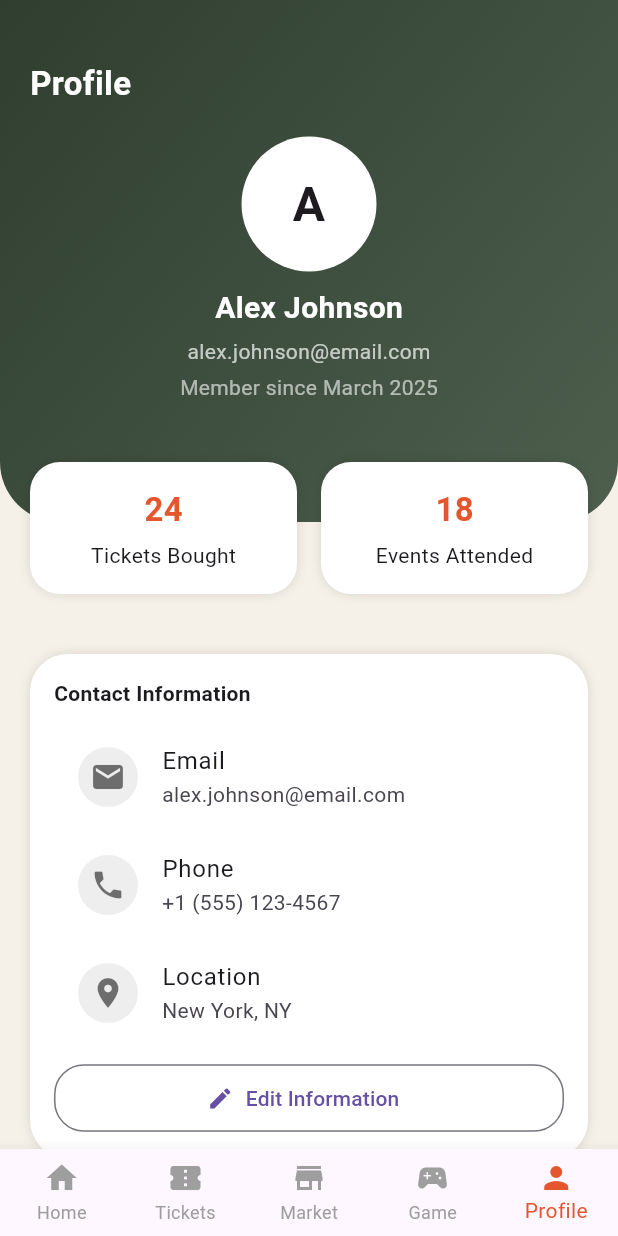
After one commit to goodman97/finalprojectmobile, a Flutter app: the FirstScreen screen opened directly, item 5 of the bottom bar chosen, on a phone screen of 412 x 824 dp. The commit adds this screen. Run offline on Flutter 3.47's test engine with Material 3 defaults, Android fonts, the phone set to English and light mode, and no system bars; our stand-ins replace device_preview.

Commit message:
halaman profile & edit navbar jadi satu di firstscreen.dart

```diff
--- /dev/null
+++ b/lib/features/auth/screens/firstscreen.dart
@@ -0,0 +1,50 @@
+import 'package:flutter/material.dart';
+import 'package:finalproject/features/auth/screens/homescreen.dart';
+import 'package:finalproject/features/auth/screens/profile.dart';
+
+class FirstScreen extends StatefulWidget {
+  const FirstScreen({super.key});
+
+  @override
+  State<FirstScreen> createState() => _ScreenState();
+}
+
+class _ScreenState extends State<FirstScreen> {
+  int currentIndex = 0;
+
+  final List<Widget> pages = const [
+    HomeScreen(),
+    Center(child: Text("Tickets")),
+    Center(child: Text("Market")),
+    Center(child: Text("Game")),
+    Profile(),
+  ];
+
+  @override
+  Widget build(BuildContext context) {
+    return Scaffold(
+      body: pages[currentIndex],
+
+      bottomNavigationBar: BottomNavigationBar(
+        currentIndex: currentIndex,
+        selectedItemColor: const Color(0xFFE4572E),
+        unselectedItemColor: Colors.grey,
+        type: BottomNavigationBarType.fixed,
+
+        onTap: (index) {
+          setState(() {
+            currentIndex = index;
+          });
+        },
+
+        items: const [
+          BottomNavigationBarItem(icon: Icon(Icons.home), label: "Home"),
+          BottomNavigationBarItem(icon: Icon(Icons.confirmation_num), label: "Tickets"),
+          BottomNavigationBarItem(icon: Icon(Icons.store), label: "Market"),
+          BottomNavigationBarItem(icon: Icon(Icons.sports_esports), label: "Game"),
+          BottomNavigationBarItem(icon: Icon(Icons.person), label: "Profile"),
+        ],
+      ),
+    );
+  }
+}
--- a/lib/features/auth/screens/homescreen.dart
+++ b/lib/features/auth/screens/homescreen.dart
@@ -7,21 +7,6 @@ class HomeScreen extends StatelessWidget {
   Widget build(BuildContext context) {
     return Scaffold(
       backgroundColor: const Color(0xFFF5F1E8),
-
-      // 🔻 BOTTOM NAVBAR
-      bottomNavigationBar: BottomNavigationBar(
-        selectedItemColor: const Color(0xFFE4572E),
-        unselectedItemColor: Colors.grey,
-        type: BottomNavigationBarType.fixed,
-        currentIndex: 0,
-        items: const [
-          BottomNavigationBarItem(icon: Icon(Icons.home), label: "Home"),
-          BottomNavigationBarItem(icon: Icon(Icons.confirmation_num), label: "Tickets"),
-          BottomNavigationBarItem(icon: Icon(Icons.store), label: "Market"),
-          BottomNavigationBarItem(icon: Icon(Icons.sports_esports), label: "Game"),
-          BottomNavigationBarItem(icon: Icon(Icons.person), label: "Profile"),
-        ],
-      ),
 
       body: SafeArea(
         child: Column(
--- a/lib/features/auth/screens/login.dart
+++ b/lib/features/auth/screens/login.dart
@@ -1,5 +1,5 @@
 import 'package:flutter/material.dart';
-import 'package:finalproject/features/auth/screens/homescreen.dart';
+import 'package:finalproject/features/auth/screens/firstscreen.dart';
 
 class LoginScreen extends StatefulWidget {
   const LoginScreen({super.key});
@@ -23,7 +23,7 @@ class _LoginScreenState extends State<LoginScreen> {
     if (email == correctEmail && password == correctPassword) {
       Navigator.push(
         context,
-        MaterialPageRoute(builder: (context) => const HomeScreen()),
+        MaterialPageRoute(builder: (context) => const FirstScreen()),
       );
     } else {
       ScaffoldMessenger.of(context).showSnackBar(
--- /dev/null
+++ b/lib/features/auth/screens/profile.dart
@@ -0,0 +1,298 @@
+import 'package:flutter/material.dart';
+
+class Profile extends StatelessWidget {
+  const Profile({super.key});
+
+  @override
+  Widget build(BuildContext context) {
+    return Scaffold(
+      backgroundColor: const Color(0xFFF5F1E8),
+
+      body: SingleChildScrollView(
+        child: Column(
+          children: [
+
+            // HEADER PROFILE
+            Container(
+              width: double.infinity,
+              padding: const EdgeInsets.fromLTRB(20, 40, 20, 80),
+              decoration: const BoxDecoration(
+                borderRadius: BorderRadius.vertical(
+                  bottom: Radius.circular(40),
+                ),
+                gradient: LinearGradient(
+                  colors: [
+                    Color(0xFF2F3E2F),
+                    Color(0xFF4E5F4E),
+                  ],
+                  begin: Alignment.topLeft,
+                  end: Alignment.bottomRight,
+                ),
+              ),
+              child: Column(
+                children: [
+
+                  const Align(
+                    alignment: Alignment.centerLeft,
+                    child: Text(
+                      "Profile",
+                      style: TextStyle(
+                        fontSize: 22,
+                        color: Colors.white,
+                        fontWeight: FontWeight.bold,
+                      ),
+                    ),
+                  ),
+
+                  const SizedBox(height: 20),
+
+                  // FOTO PROFIL
+                  Container(
+                    width: 90,
+                    height: 90,
+                    decoration: BoxDecoration(
+                      color: Colors.white,
+                      shape: BoxShape.circle,
+                    ),
+                    child: const Center(
+                      child: Text(
+                        "A",
+                        style: TextStyle(
+                          fontSize: 32,
+                          fontWeight: FontWeight.bold,
+                        ),
+                      ),
+                    ),
+                  ),
+
+                  const SizedBox(height: 10),
+
+                  const Text(
+                    "Alex Johnson",
+                    style: TextStyle(
+                      fontSize: 20,
+                      color: Colors.white,
+                      fontWeight: FontWeight.bold,
+                    ),
+                  ),
+
+                  const SizedBox(height: 4),
+
+                  const Text(
+                    "alex.johnson@email.com",
+                    style: TextStyle(color: Colors.white70),
+                  ),
+
+                  const SizedBox(height: 4),
+
+                  const Text(
+                    "Member since March 2025",
+                    style: TextStyle(color: Colors.white60),
+                  ),
+                ],
+              ),
+            ),
+
+            // STATS CARD
+            Transform.translate(
+              offset: const Offset(0, -40),
+              child: Padding(
+                padding: const EdgeInsets.symmetric(horizontal: 20),
+                child: Row(
+                  children: [
+                    Expanded(child: statCard("24", "Tickets Bought")),
+                    const SizedBox(width: 16),
+                    Expanded(child: statCard("18", "Events Attended")),
+                  ],
+                ),
+              ),
+            ),
+
+            // CONTENT
+            Padding(
+              padding: const EdgeInsets.symmetric(horizontal: 20),
+              child: Column(
+                children: [
+
+                  // CONTACT INFO
+                  sectionCard(
+                    title: "Contact Information",
+                    child: Column(
+                      children: [
+                        infoTile(Icons.email, "Email", "alex.johnson@email.com"),
+                        infoTile(Icons.phone, "Phone", "+1 (555) 123-4567"),
+                        infoTile(Icons.location_on, "Location", "New York, NY"),
+
+                        const SizedBox(height: 10),
+
+                        OutlinedButton.icon(
+                          onPressed: () {},
+                          icon: const Icon(Icons.edit),
+                          label: const Text("Edit Information"),
+                          style: OutlinedButton.styleFrom(
+                            minimumSize: const Size(double.infinity, 45),
+                            shape: RoundedRectangleBorder(
+                              borderRadius: BorderRadius.circular(20),
+                            ),
+                          ),
+                        )
+                      ],
+                    ),
+                  ),
+
+                  const SizedBox(height: 20),
+
+                  // ACCOUNT
+                  menuSection("Account", [
+                    menuItem(Icons.person, "Edit Profile"),
+                    menuItem(Icons.notifications, "Notifications"),
+                    menuItem(Icons.shield, "Privacy & Security"),
+                    menuItem(Icons.credit_card, "Payment Methods"),
+                  ]),
+
+                  const SizedBox(height: 20),
+
+                  // SUPPORT
+                  menuSection("Support", [
+                    menuItem(Icons.help, "Help Center"),
+                    menuItem(Icons.mail, "Contact Us"),
+                  ]),
+
+                  const SizedBox(height: 20),
+
+                  // LOGOUT
+                  OutlinedButton.icon(
+                    onPressed: () {},
+                    icon: const Icon(Icons.logout, color: Colors.red),
+                    label: const Text(
+                      "Log Out",
+                      style: TextStyle(color: Colors.red),
+                    ),
+                    style: OutlinedButton.styleFrom(
+                      minimumSize: const Size(double.infinity, 50),
+                      side: const BorderSide(color: Colors.red),
+                      shape: RoundedRectangleBorder(
+                        borderRadius: BorderRadius.circular(20),
+                      ),
+                    ),
+                  ),
+
+                  const SizedBox(height: 10),
+
+                  const Text(
+                    "Gelatix v1.0.0",
+                    style: TextStyle(color: Colors.black54),
+                  ),
+
+                  const SizedBox(height: 30),
+                ],
+              ),
+            )
+          ],
+        ),
+      ),
+    );
+  }
+
+  // 🔹 STAT CARD
+  Widget statCard(String value, String label) {
+    return Container(
+      padding: const EdgeInsets.all(16),
+      decoration: BoxDecoration(
+        color: Colors.white,
+        borderRadius: BorderRadius.circular(20),
+        boxShadow: const [
+          BoxShadow(color: Colors.black12, blurRadius: 6),
+        ],
+      ),
+      child: Column(
+        children: [
+          Text(
+            value,
+            style: const TextStyle(
+              fontSize: 22,
+              color: Color(0xFFE4572E),
+              fontWeight: FontWeight.bold,
+            ),
+          ),
+          const SizedBox(height: 5),
+          Text(label),
+        ],
+      ),
+    );
+  }
+
+  // 🔹 SECTION CARD
+  Widget sectionCard({required String title, required Widget child}) {
+    return Container(
+      width: double.infinity,
+      padding: const EdgeInsets.all(16),
+      decoration: BoxDecoration(
+        color: Colors.white,
+        borderRadius: BorderRadius.circular(25),
+        boxShadow: const [
+          BoxShadow(color: Colors.black12, blurRadius: 6),
+        ],
+      ),
+      child: Column(
+        crossAxisAlignment: CrossAxisAlignment.start,
+        children: [
+          Text(title, style: const TextStyle(fontWeight: FontWeight.bold)),
+          const SizedBox(height: 10),
+          child,
+        ],
+      ),
+    );
+  }
+
+  // 🔹 INFO TILE
+  Widget infoTile(IconData icon, String title, String value) {
+    return ListTile(
+      leading: CircleAvatar(
+        backgroundColor: Colors.grey.shade200,
+        child: Icon(icon, color: Colors.black54),
+      ),
+      title: Text(title),
+      subtitle: Text(value),
+    );
+  }
+
+  // 🔹 MENU SECTION
+  Widget menuSection(String title, List<Widget> items) {
+    return Container(
+      decoration: BoxDecoration(
+        color: Colors.white,
+        borderRadius: BorderRadius.circular(25),
+        boxShadow: const [
+          BoxShadow(color: Colors.black12, blurRadius: 6),
+        ],
+      ),
+      child: Column(
+        children: [
+          Padding(
+            padding: const EdgeInsets.all(14),
+            child: Align(
+              alignment: Alignment.centerLeft,
+              child: Text(title, style: const TextStyle(color: Colors.black54)),
+            ),
+          ),
+          const Divider(height: 1),
+          ...items,
+        ],
+      ),
+    );
+  }
+
+  // 🔹 MENU ITEM
+  Widget menuItem(IconData icon, String title) {
+    return ListTile(
+      leading: CircleAvatar(
+        backgroundColor: Colors.grey.shade200,
+        child: Icon(icon, color: Colors.black54),
+      ),
+      title: Text(title),
+      trailing: const Icon(Icons.chevron_right),
+      onTap: () {},
+    );
+  }
+}
```
